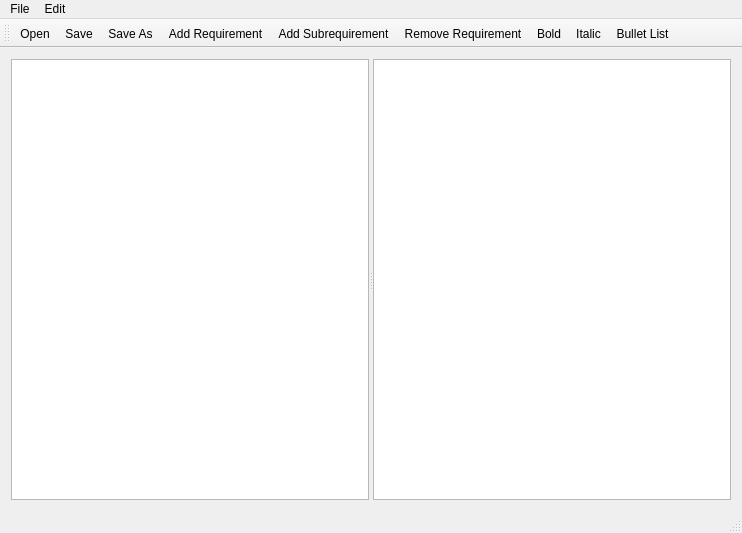
Above: mainwindow.ui from atilm/RequirementsManager before the change. Below: the same form after it.
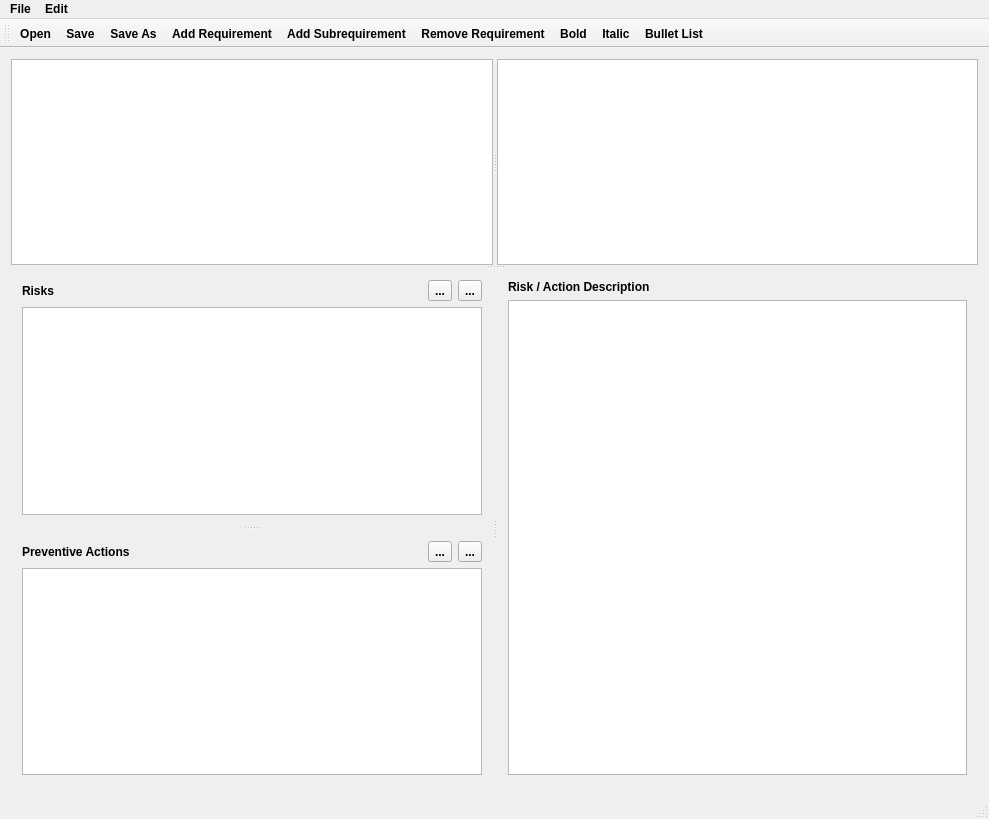
That is the form after the change. Icons and pictures are not drawn.

Commit message: GUI layout for risk assessment

Patch:
```diff
--- a/mainwindow.ui
+++ b/mainwindow.ui
@@ -6,22 +6,172 @@
    <rect>
     <x>0</x>
     <y>0</y>
-    <width>742</width>
-    <height>533</height>
+    <width>989</width>
+    <height>819</height>
    </rect>
   </property>
+  <property name="font">
+   <font>
+    <weight>75</weight>
+    <bold>true</bold>
+   </font>
+  </property>
   <property name="windowTitle">
    <string>MainWindow</string>
   </property>
   <widget class="QWidget" name="centralWidget">
    <layout class="QVBoxLayout" name="verticalLayout">
     <item>
-     <widget class="QSplitter" name="splitter">
+     <widget class="QSplitter" name="splitter_2">
       <property name="orientation">
-       <enum>Qt::Horizontal</enum>
+       <enum>Qt::Vertical</enum>
       </property>
-      <widget class="QTreeView" name="treeView"/>
-      <widget class="QTextEdit" name="textEdit"/>
+      <widget class="QSplitter" name="splitter">
+       <property name="orientation">
+        <enum>Qt::Horizontal</enum>
+       </property>
+       <widget class="QTreeView" name="treeView">
+        <property name="font">
+         <font>
+          <weight>50</weight>
+          <bold>false</bold>
+         </font>
+        </property>
+       </widget>
+       <widget class="QTextEdit" name="textEdit">
+        <property name="font">
+         <font>
+          <weight>50</weight>
+          <bold>false</bold>
+         </font>
+        </property>
+       </widget>
+      </widget>
+      <widget class="QSplitter" name="riskLayoutHSplitter">
+       <property name="orientation">
+        <enum>Qt::Horizontal</enum>
+       </property>
+       <widget class="QSplitter" name="riskLayoutVSplitter">
+        <property name="orientation">
+         <enum>Qt::Vertical</enum>
+        </property>
+        <widget class="QWidget" name="">
+         <layout class="QVBoxLayout" name="riskVLayout">
+          <item>
+           <layout class="QHBoxLayout" name="riskHeadLayout">
+            <item>
+             <widget class="QLabel" name="label">
+              <property name="text">
+               <string>Risks</string>
+              </property>
+             </widget>
+            </item>
+            <item>
+             <widget class="QToolButton" name="addRiskButton">
+              <property name="text">
+               <string>...</string>
+              </property>
+              <property name="icon">
+               <iconset resource="resources.qrc">
+                <normaloff>:/icons/Resources/list-add-3.ico</normaloff>:/icons/Resources/list-add-3.ico</iconset>
+              </property>
+             </widget>
+            </item>
+            <item>
+             <widget class="QToolButton" name="removeRiskButton">
+              <property name="text">
+               <string>...</string>
+              </property>
+              <property name="icon">
+               <iconset resource="resources.qrc">
+                <normaloff>:/icons/Resources/list-remove-5.ico</normaloff>:/icons/Resources/list-remove-5.ico</iconset>
+              </property>
+             </widget>
+            </item>
+           </layout>
+          </item>
+          <item>
+           <widget class="QTableView" name="riskView">
+            <property name="font">
+             <font>
+              <weight>50</weight>
+              <bold>false</bold>
+             </font>
+            </property>
+           </widget>
+          </item>
+         </layout>
+        </widget>
+        <widget class="QWidget" name="">
+         <layout class="QVBoxLayout" name="preventiveActionVLayout">
+          <item>
+           <layout class="QHBoxLayout" name="preventiveActionHeadLayout">
+            <item>
+             <widget class="QLabel" name="label_2">
+              <property name="text">
+               <string>Preventive Actions</string>
+              </property>
+             </widget>
+            </item>
+            <item>
+             <widget class="QToolButton" name="addPreventiveActionButton">
+              <property name="text">
+               <string>...</string>
+              </property>
+              <property name="icon">
+               <iconset resource="resources.qrc">
+                <normaloff>:/icons/Resources/list-add-3.ico</normaloff>:/icons/Resources/list-add-3.ico</iconset>
+              </property>
+             </widget>
+            </item>
+            <item>
+             <widget class="QToolButton" name="removePreventiveActionButton">
+              <property name="text">
+               <string>...</string>
+              </property>
+              <property name="icon">
+               <iconset resource="resources.qrc">
+                <normaloff>:/icons/Resources/list-remove-5.ico</normaloff>:/icons/Resources/list-remove-5.ico</iconset>
+              </property>
+             </widget>
+            </item>
+           </layout>
+          </item>
+          <item>
+           <widget class="QTableView" name="preventiveActionView">
+            <property name="font">
+             <font>
+              <weight>50</weight>
+              <bold>false</bold>
+             </font>
+            </property>
+           </widget>
+          </item>
+         </layout>
+        </widget>
+       </widget>
+       <widget class="QWidget" name="">
+        <layout class="QVBoxLayout" name="riskDescVLayout">
+         <item>
+          <widget class="QLabel" name="label_3">
+           <property name="text">
+            <string>Risk / Action Description</string>
+           </property>
+          </widget>
+         </item>
+         <item>
+          <widget class="QTextEdit" name="riskDescriptionView">
+           <property name="font">
+            <font>
+             <weight>50</weight>
+             <bold>false</bold>
+            </font>
+           </property>
+          </widget>
+         </item>
+        </layout>
+       </widget>
+      </widget>
      </widget>
     </item>
    </layout>
@@ -31,7 +181,7 @@
     <rect>
      <x>0</x>
      <y>0</y>
-     <width>742</width>
+     <width>989</width>
      <height>25</height>
     </rect>
    </property>
```
